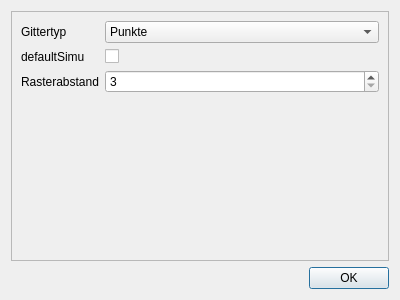
Old version of the form settingsdialog.ui in the repository chriku/qdigi.
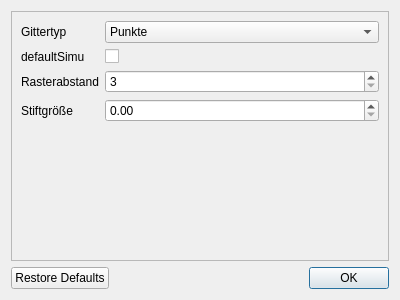
New version of the form. Icons and pictures are not drawn.

```diff
--- a/settingsdialog.ui
+++ b/settingsdialog.ui
@@ -85,6 +85,23 @@
          </property>
         </widget>
        </item>
+       <item row="3" column="0">
+        <widget class="QLabel" name="penWidthLabel">
+         <property name="text">
+          <string>Stiftgröße</string>
+         </property>
+        </widget>
+       </item>
+       <item row="3" column="1">
+        <widget class="QDoubleSpinBox" name="penWidth">
+         <property name="maximum">
+          <double>0.250000000000000</double>
+         </property>
+         <property name="singleStep">
+          <double>0.050000000000000</double>
+         </property>
+        </widget>
+       </item>
       </layout>
      </widget>
     </widget>
@@ -95,7 +112,7 @@
       <enum>Qt::Horizontal</enum>
      </property>
      <property name="standardButtons">
-      <set>QDialogButtonBox::Ok</set>
+      <set>QDialogButtonBox::Ok|QDialogButtonBox::RestoreDefaults</set>
      </property>
     </widget>
    </item>
```
